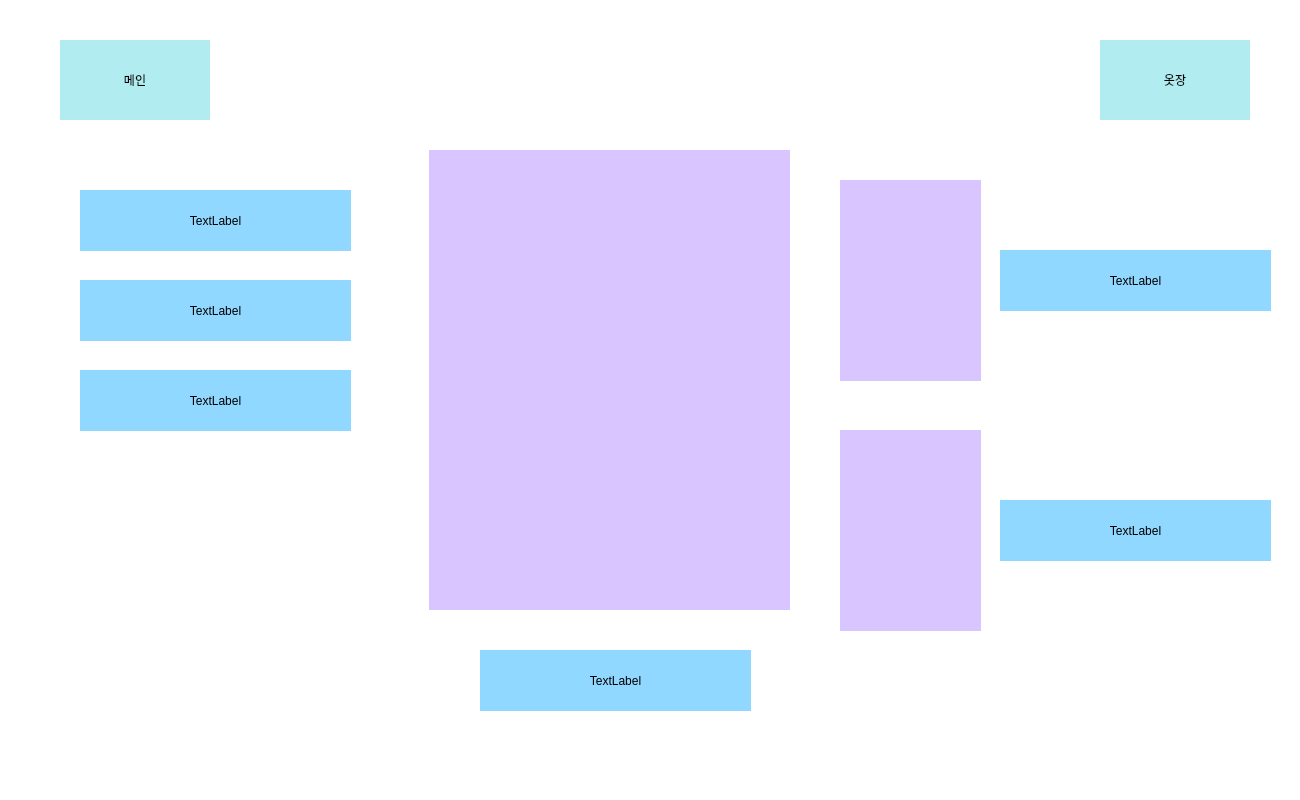
First picture: the form in _uiFile/viewRecommend.ui, repository jonga0209/Python_weatherPicker, before the edit.
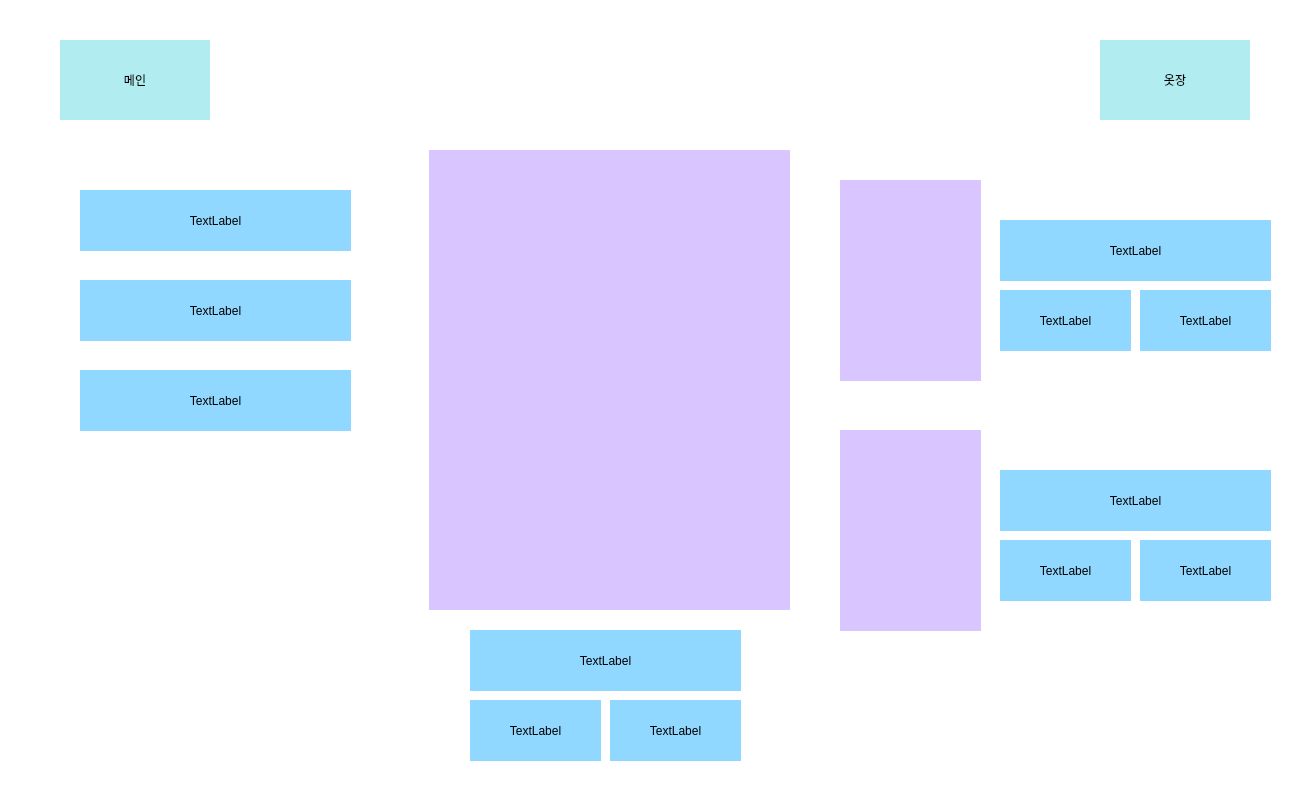
Second picture: the form after the edit.

The edit to the form file:
```diff
--- a/_uiFile/viewRecommend.ui
+++ b/_uiFile/viewRecommend.ui
@@ -147,8 +147,8 @@
   <widget class="QLabel" name="r_la_clothes1">
    <property name="geometry">
     <rect>
-     <x>480</x>
-     <y>650</y>
+     <x>470</x>
+     <y>630</y>
      <width>271</width>
      <height>61</height>
     </rect>
@@ -184,26 +184,6 @@
     <set>Qt::AlignCenter</set>
    </property>
   </widget>
-  <widget class="QLabel" name="r_la_clothes2">
-   <property name="geometry">
-    <rect>
-     <x>1000</x>
-     <y>250</y>
-     <width>271</width>
-     <height>61</height>
-    </rect>
-   </property>
-   <property name="styleSheet">
-    <string notr="true">background-color: rgb(144, 216, 255);
-font: 25 20pt &quot;나눔바른고딕 Light&quot;;</string>
-   </property>
-   <property name="text">
-    <string>TextLabel</string>
-   </property>
-   <property name="alignment">
-    <set>Qt::AlignCenter</set>
-   </property>
-  </widget>
   <widget class="QLabel" name="r_img_clothes3">
    <property name="geometry">
     <rect>
@@ -227,8 +207,148 @@
   <widget class="QLabel" name="r_la_clothes3">
    <property name="geometry">
     <rect>
+     <x>470</x>
+     <y>700</y>
+     <width>131</width>
+     <height>61</height>
+    </rect>
+   </property>
+   <property name="styleSheet">
+    <string notr="true">background-color: rgb(144, 216, 255);
+font: 25 20pt &quot;나눔바른고딕 Light&quot;;</string>
+   </property>
+   <property name="text">
+    <string>TextLabel</string>
+   </property>
+   <property name="alignment">
+    <set>Qt::AlignCenter</set>
+   </property>
+  </widget>
+  <widget class="QLabel" name="r_la_clothes1_t">
+   <property name="geometry">
+    <rect>
+     <x>610</x>
+     <y>700</y>
+     <width>131</width>
+     <height>61</height>
+    </rect>
+   </property>
+   <property name="styleSheet">
+    <string notr="true">background-color: rgb(144, 216, 255);
+font: 25 20pt &quot;나눔바른고딕 Light&quot;;</string>
+   </property>
+   <property name="text">
+    <string>TextLabel</string>
+   </property>
+   <property name="alignment">
+    <set>Qt::AlignCenter</set>
+   </property>
+  </widget>
+  <widget class="QLabel" name="r_la_clothes2_t">
+   <property name="geometry">
+    <rect>
+     <x>1140</x>
+     <y>290</y>
+     <width>131</width>
+     <height>61</height>
+    </rect>
+   </property>
+   <property name="styleSheet">
+    <string notr="true">background-color: rgb(144, 216, 255);
+font: 25 20pt &quot;나눔바른고딕 Light&quot;;</string>
+   </property>
+   <property name="text">
+    <string>TextLabel</string>
+   </property>
+   <property name="alignment">
+    <set>Qt::AlignCenter</set>
+   </property>
+  </widget>
+  <widget class="QLabel" name="r_la_clothes2_n">
+   <property name="geometry">
+    <rect>
      <x>1000</x>
-     <y>500</y>
+     <y>220</y>
+     <width>271</width>
+     <height>61</height>
+    </rect>
+   </property>
+   <property name="styleSheet">
+    <string notr="true">background-color: rgb(144, 216, 255);
+font: 25 20pt &quot;나눔바른고딕 Light&quot;;</string>
+   </property>
+   <property name="text">
+    <string>TextLabel</string>
+   </property>
+   <property name="alignment">
+    <set>Qt::AlignCenter</set>
+   </property>
+  </widget>
+  <widget class="QLabel" name="r_la_clothes2_s">
+   <property name="geometry">
+    <rect>
+     <x>1000</x>
+     <y>290</y>
+     <width>131</width>
+     <height>61</height>
+    </rect>
+   </property>
+   <property name="styleSheet">
+    <string notr="true">background-color: rgb(144, 216, 255);
+font: 25 20pt &quot;나눔바른고딕 Light&quot;;</string>
+   </property>
+   <property name="text">
+    <string>TextLabel</string>
+   </property>
+   <property name="alignment">
+    <set>Qt::AlignCenter</set>
+   </property>
+  </widget>
+  <widget class="QLabel" name="r_la_clothes3_t">
+   <property name="geometry">
+    <rect>
+     <x>1140</x>
+     <y>540</y>
+     <width>131</width>
+     <height>61</height>
+    </rect>
+   </property>
+   <property name="styleSheet">
+    <string notr="true">background-color: rgb(144, 216, 255);
+font: 25 20pt &quot;나눔바른고딕 Light&quot;;</string>
+   </property>
+   <property name="text">
+    <string>TextLabel</string>
+   </property>
+   <property name="alignment">
+    <set>Qt::AlignCenter</set>
+   </property>
+  </widget>
+  <widget class="QLabel" name="r_la_clothes3_s">
+   <property name="geometry">
+    <rect>
+     <x>1000</x>
+     <y>540</y>
+     <width>131</width>
+     <height>61</height>
+    </rect>
+   </property>
+   <property name="styleSheet">
+    <string notr="true">background-color: rgb(144, 216, 255);
+font: 25 20pt &quot;나눔바른고딕 Light&quot;;</string>
+   </property>
+   <property name="text">
+    <string>TextLabel</string>
+   </property>
+   <property name="alignment">
+    <set>Qt::AlignCenter</set>
+   </property>
+  </widget>
+  <widget class="QLabel" name="r_la_clothes3_n">
+   <property name="geometry">
+    <rect>
+     <x>1000</x>
+     <y>470</y>
      <width>271</width>
      <height>61</height>
     </rect>
```
Left out of the diff: 4 changed lines with no effect on the pictures.
